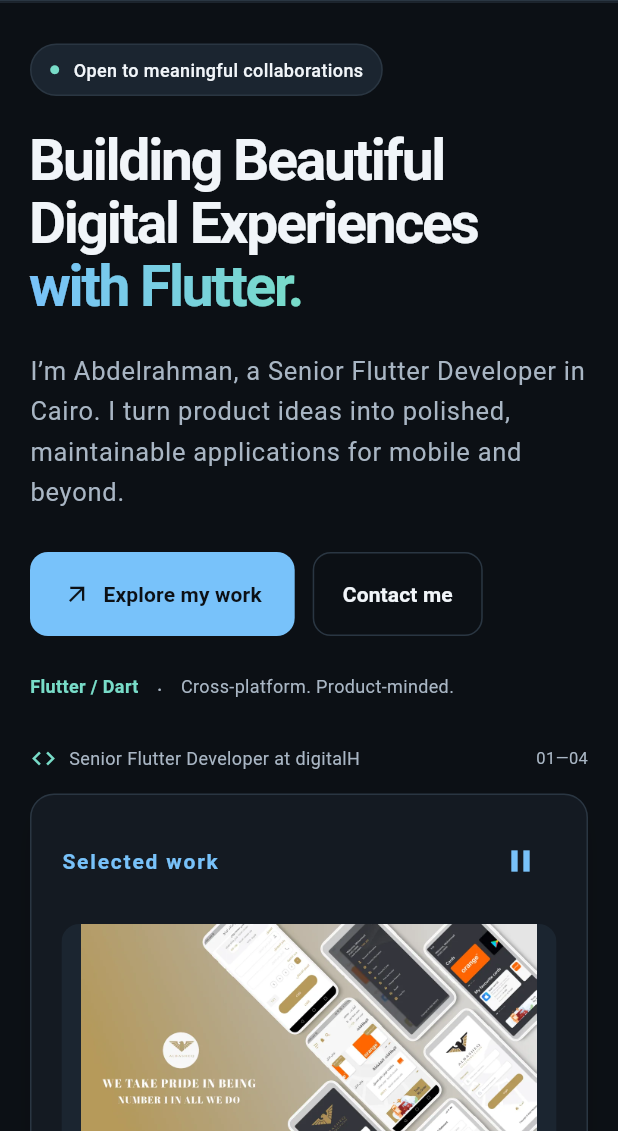
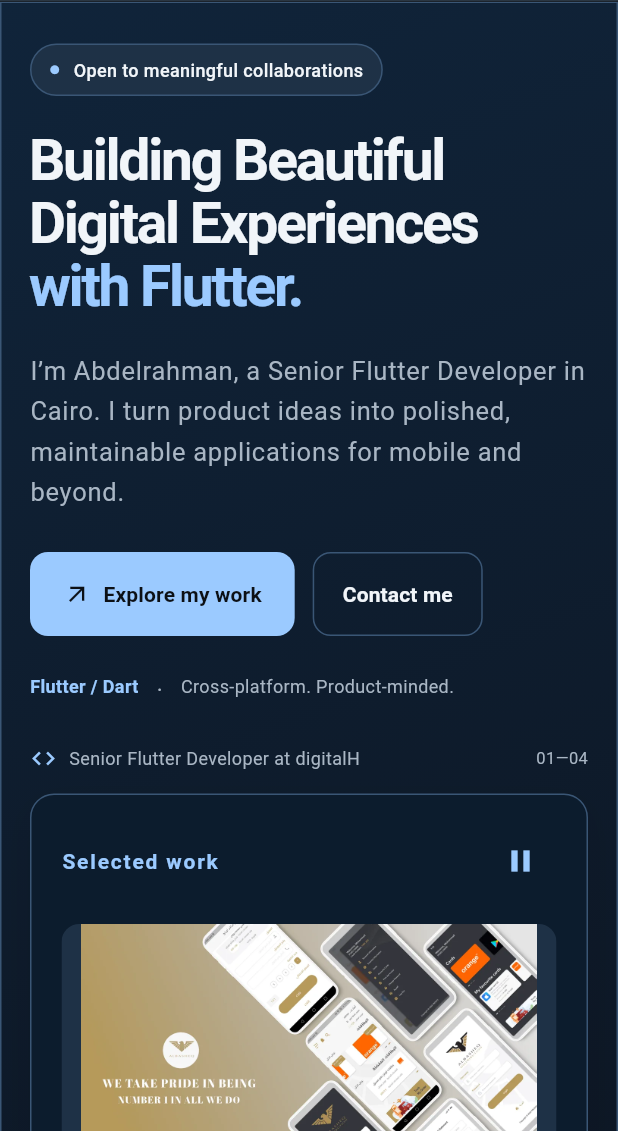
Before and after one commit to abdo6400/portfolio, a Flutter app: the screen it shows after launch, on a phone screen of 412 x 824 dp, the part 105-1236 px from its top. Run offline on Flutter 3.47's test engine with Material 3 defaults, Android fonts, the phone set to English and light mode, and no system bars; our stand-ins replace video_player.

Commit message:
Add coordinated colors to stacked portfolio sections

```diff
--- /dev/null
+++ b/flutter-portfolio/lib/design/section_style.dart
@@ -0,0 +1,93 @@
+import 'package:flutter/material.dart';
+
+import 'theme.dart';
+
+/// Coordinated section surfaces. Endpoints stay opaque for stacked painting.
+abstract final class SectionStyle {
+  static const count = 7;
+  static const _darkStarts = [
+    Color(0xFF10243A),
+    Color(0xFF271C3C),
+    Color(0xFF102E29),
+    Color(0xFF17233D),
+    Color(0xFF302619),
+    Color(0xFF241D3B),
+    Color(0xFF321E2B),
+  ];
+  static const _darkEnds = [
+    Color(0xFF0C131E),
+    Color(0xFF13101D),
+    Color(0xFF0B1715),
+    Color(0xFF0C1423),
+    Color(0xFF18140E),
+    Color(0xFF12101D),
+    Color(0xFF1A1017),
+  ];
+  static const _lightStarts = [
+    Color(0xFFEAF3FF),
+    Color(0xFFEEE7FC),
+    Color(0xFFE2F4EE),
+    Color(0xFFE8EEFB),
+    Color(0xFFFAF0DF),
+    Color(0xFFECE9FC),
+    Color(0xFFF9E8EE),
+  ];
+  static const _lightEnds = [
+    Color(0xFFF6FAFF),
+    Color(0xFFF8F5FF),
+    Color(0xFFF4FCF8),
+    Color(0xFFF5F8FF),
+    Color(0xFFFFFBF3),
+    Color(0xFFF7F5FF),
+    Color(0xFFFFF7FA),
+  ];
+  static const _darkAccents = [
+    Color(0xFF9BCAFF),
+    Color(0xFFC5AFFF),
+    Color(0xFF86DDC2),
+    Color(0xFF9BBDFF),
+    Color(0xFFEDC182),
+    Color(0xFFBEADFF),
+    Color(0xFFF2AEBF),
+  ];
+  static const _lightAccents = [
+    Color(0xFF186599),
+    Color(0xFF69449F),
+    Color(0xFF126F64),
+    Color(0xFF2759AD),
+    Color(0xFF865612),
+    Color(0xFF6247A5),
+    Color(0xFF9D365B),
+  ];
+  static List<Color> colors(int index, Brightness brightness) =>
+      brightness == Brightness.dark
+      ? [_darkStarts[index], _darkEnds[index]]
+      : [_lightStarts[index], _lightEnds[index]];
+
+  static Palette palette(int index, Brightness brightness) {
+    final dark = brightness == Brightness.dark;
+    final base = dark ? Palette.dark : Palette.light;
+    final start = colors(index, brightness).first;
+    final accent = (dark ? _darkAccents : _lightAccents)[index];
+    return base.copyWith(
+      background: start,
+      panel: Color.lerp(start, dark ? Colors.black : Colors.white, .22)!,
+      raised: Color.lerp(start, Colors.white, .06)!,
+      border: Color.lerp(start, accent, .30)!,
+      accent: accent,
+      violet: accent,
+    );
+  }
+
+  // Reused across scroll updates; themes change only with the app's mode.
+  static final _darkThemes = List.generate(
+    count,
+    (i) => BrandTheme.create(palette(i, Brightness.dark), Brightness.dark),
+  );
+  static final _lightThemes = List.generate(
+    count,
+    (i) => BrandTheme.create(palette(i, Brightness.light), Brightness.light),
+  );
+  static ThemeData theme(int index, Brightness brightness) =>
+      (brightness == Brightness.dark ? _darkThemes : _lightThemes)[index];
+}
--- a/flutter-portfolio/lib/design/theme.dart
+++ b/flutter-portfolio/lib/design/theme.dart
@@ -12,6 +12,7 @@ abstract final class Brand {
   static const mist = Color(0xFF141B2D);
   static const space = 24.0;
   static const radius = 16.0;
+  static const panelRadius = 36.0;
   static const contentWidth = 1240.0;
   static const desktop = 850.0;
   static const navDesktop = 1020.0;
--- a/flutter-portfolio/lib/pages/portfolio_page.dart
+++ b/flutter-portfolio/lib/pages/portfolio_page.dart
@@ -10,6 +10,7 @@ import '../widgets/featured_projects.dart';
 import '../widgets/hero_showcase.dart';
 import '../widgets/project_details.dart';
 import '../widgets/section_reveal.dart';
+import '../widgets/section_surface.dart';
 import '../widgets/stacked_section.dart';
 
 import 'portfolio_sections.dart';
@@ -307,40 +308,28 @@ class _PortfolioPageState extends State<PortfolioPage> {
       ],
     ),
   );
-  Widget section(
-    int i,
-    Widget child, {
-    required bool stacked,
-    bool tinted = false,
-  }) => StackedSectionSliver(
+  Widget section(int i, WidgetBuilder builder, {required bool stacked}) =>
+      StackedSectionSliver(
         key: anchors[i],
         enabled: stacked,
-    // Contact still covers Services, then scrolls normally into the footer.
         pin: i < 6,
         child: RepaintBoundary(
-      child: DecoratedBox(
-        decoration: BoxDecoration(
-          color: tinted
-              ? Palette.of(context).panel
-              : Palette.of(context).background,
-          borderRadius: stacked && i > 0
-              ? const BorderRadius.vertical(top: Radius.circular(Brand.radius))
-              : null,
-          border: stacked && i > 0
-              ? Border.all(color: Palette.of(context).border)
-              : Border(
-                  top: BorderSide(
-                    color: Palette.of(context).border.withValues(alpha: .55),
-                  ),
-                ),
-        ),
-        child: ContentWidth(
+          child: SectionSurface(
+            index: i,
+            stacked: stacked,
+            builder: (context) => ContentWidth(
               vertical: Brand.sectionSpace,
               mobileVertical: i == 0 ? 28 : Brand.mobileSectionSpace,
-          alignment: stacked ? const Alignment(0, -.2) : Alignment.topCenter,
+              alignment: stacked
+                  ? const Alignment(0, -.2)
+                  : Alignment.topCenter,
               child: stacked
-              ? child
-              : SectionReveal(visible: revealed[i], stagger: i, child: child),
+                  ? builder(context)
+                  : SectionReveal(
+                      visible: revealed[i],
+                      stagger: i,
+                      child: builder(context),
+                    ),
             ),
           ),
         ),
@@ -393,31 +382,45 @@ class _PortfolioPageState extends State<PortfolioPage> {
                       controller: scroll,
                       paintOrder: SliverPaintOrder.lastIsTop,
                       slivers: [
-                        section(0, parts.hero(context), stacked: stacked),
-                        section(1, parts.about(context), stacked: stacked),
+                        section(
+                          0,
+                          (sectionContext) => parts.hero(sectionContext),
+                          stacked: stacked,
+                        ),
+                        section(
+                          1,
+                          (sectionContext) => parts.about(sectionContext),
+                          stacked: stacked,
+                        ),
                         section(
                           2,
-                          parts.skills(context),
+                          (sectionContext) => parts.skills(sectionContext),
                           stacked: stacked,
-                          tinted: true,
                         ),
                         section(
                           3,
-                          FeaturedProjects(
+                          (_) => FeaturedProjects(
                             arabic: widget.arabic,
                             onProject: showProject,
                             onArchive: archive,
                           ),
                           stacked: stacked,
                         ),
-                        section(4, parts.journey(context), stacked: stacked),
+                        section(
+                          4,
+                          (sectionContext) => parts.journey(sectionContext),
+                          stacked: stacked,
+                        ),
                         section(
                           5,
-                          parts.services(context),
+                          (sectionContext) => parts.services(sectionContext),
                           stacked: stacked,
-                          tinted: true,
                         ),
-                        section(6, parts.contact(context), stacked: stacked),
+                        section(
+                          6,
+                          (sectionContext) => parts.contact(sectionContext),
+                          stacked: stacked,
+                        ),
                         SliverToBoxAdapter(
                           key: anchors[7],
                           child: ColoredBox(
--- /dev/null
+++ b/flutter-portfolio/lib/widgets/section_surface.dart
@@ -0,0 +1,42 @@
+import 'package:flutter/material.dart';
+
+import '../design/section_style.dart';
+import '../design/theme.dart';
+
+class SectionSurface extends StatelessWidget {
+  const SectionSurface({
+    super.key,
+    required this.index,
+    required this.stacked,
+    required this.builder,
+  });
+  final int index;
+  final bool stacked;
+  final WidgetBuilder builder;
+
+  @override
+  Widget build(BuildContext context) {
+    final brightness = Theme.of(context).brightness;
+    final palette = SectionStyle.palette(index, brightness);
+    return Theme(
+      data: SectionStyle.theme(index, brightness),
+      child: DecoratedBox(
+        key: ValueKey('section-surface-$index'),
+        decoration: BoxDecoration(
+          gradient: LinearGradient(
+            begin: Alignment.topLeft,
+            end: Alignment.bottomRight,
+            colors: SectionStyle.colors(index, brightness),
+          ),
+          borderRadius: stacked && index > 0
+              ? const BorderRadius.vertical(
+                  top: Radius.circular(Brand.panelRadius),
+                )
+              : null,
+          border: Border.all(color: palette.border),
+        ),
+        child: Builder(builder: builder),
+      ),
+    );
+  }
+}
```
Also changed, not shown: 2 other files. Lines whose indentation alone changed are shown as unchanged.
